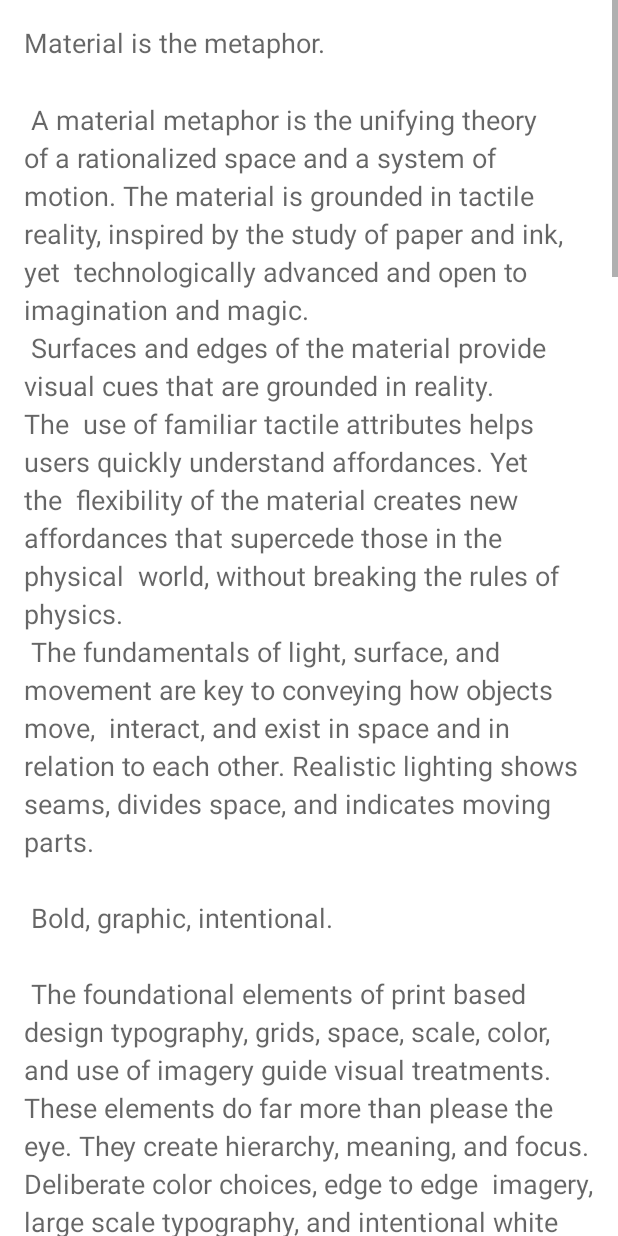
After one commit to mikeabbott10/My-sport-club, an Android app: the ScreenSlidePageFragment screen opened directly, with no data from a screen before it, on a phone screen of 412 x 824 dp. The commit adds this screen. Run offline under Robolectric (Android 15) with nearby library versions, the phone set to English and light mode, and no system bars.

Commit message:
aggiunto viewpager per le notizie. Modificato SharedPreferenceUtil

```diff
--- a/app/src/main/AndroidManifest.xml
+++ b/app/src/main/AndroidManifest.xml
@@ -30,6 +30,7 @@
             android:exported="false"
             android:theme="@style/Theme.MyApplication.NoActionBar" >
         </activity>
+        <activity android:name=".activities.ScreenSlidePagerActivity" />
     </application>
 
 </manifest>
--- a/app/src/main/java/it/unipi/sam/app/activities/DownloadActivity.java
+++ b/app/src/main/java/it/unipi/sam/app/activities/DownloadActivity.java
@@ -48,7 +48,7 @@ public class DownloadActivity extends AppCompatActivity implements MyBroadcastLi
     protected DownloadManager dm;
     protected ConcurrentHashMap<Long, Integer> idToResourceType;
 
-    protected RestInfo restInfoInstance;
+    public RestInfo restInfoInstance;
 
     @Override
     protected void onCreate(@Nullable Bundle savedInstanceState) {
--- /dev/null
+++ b/app/src/main/java/it/unipi/sam/app/activities/ScreenSlidePagerActivity.java
@@ -0,0 +1,77 @@
+package it.unipi.sam.app.activities;
+
+import android.os.Bundle;
+
+import androidx.annotation.NonNull;
+import androidx.fragment.app.Fragment;
+import androidx.fragment.app.FragmentActivity;
+import androidx.viewpager2.adapter.FragmentStateAdapter;
+import androidx.viewpager2.widget.ViewPager2;
+
+import it.unipi.sam.app.R;
+import it.unipi.sam.app.ui.ScreenSlidePageFragment;
+import it.unipi.sam.app.util.graphics.DepthPageTransformer;
+import it.unipi.sam.app.util.graphics.ZoomOutPageTransformer;
+
+public class ScreenSlidePagerActivity extends FragmentActivity {
+    /**
+     * The number of pages (wizard steps) to show in this demo.
+     */
+    private static final int NUM_PAGES = 5;
+
+    /**
+     * The pager widget, which handles animation and allows swiping horizontally to access previous
+     * and next wizard steps.
+     */
+    private ViewPager2 viewPager;
+
+    /**
+     * The pager adapter, which provides the pages to the view pager widget.
+     */
+    private FragmentStateAdapter pagerAdapter;
+
+    @Override
+    protected void onCreate(Bundle savedInstanceState) {
+        super.onCreate(savedInstanceState);
+        setContentView(R.layout.activity_screen_slide);
+
+        // Instantiate a ViewPager2 and a PagerAdapter.
+        viewPager = findViewById(R.id.pager);
+        pagerAdapter = new ScreenSlidePagerAdapter(this);
+        viewPager.setPageTransformer(new ZoomOutPageTransformer());
+        viewPager.setAdapter(pagerAdapter);
+    }
+
+    /*@Override
+    public void onBackPressed() {
+        if (viewPager.getCurrentItem() == 0) {
+            // If the user is currently looking at the first step, allow the system to handle the
+            // Back button. This calls finish() on this activity and pops the back stack.
+            super.onBackPressed();
+        } else {
+            // Otherwise, select the previous step.
+            viewPager.setCurrentItem(viewPager.getCurrentItem() - 1);
+        }
+    }*/
+
+    /**
+     * A simple pager adapter that represents 5 ScreenSlidePageFragment objects, in
+     * sequence.
+     */
+    private static class ScreenSlidePagerAdapter extends FragmentStateAdapter {
+        public ScreenSlidePagerAdapter(FragmentActivity fa) {
+            super(fa);
+        }
+
+        @NonNull
+        @Override
+        public Fragment createFragment(int position) {
+            return new ScreenSlidePageFragment();
+        }
+
+        @Override
+        public int getItemCount() {
+            return NUM_PAGES;
+        }
+    }
+}
--- /dev/null
+++ b/app/src/main/java/it/unipi/sam/app/ui/ScreenSlidePageFragment.java
@@ -0,0 +1,20 @@
+package it.unipi.sam.app.ui;
+
+import android.os.Bundle;
+import android.view.LayoutInflater;
+import android.view.View;
+import android.view.ViewGroup;
+
+import androidx.fragment.app.Fragment;
+
+import it.unipi.sam.app.R;
+
+public class ScreenSlidePageFragment extends Fragment {
+
+    @Override
+    public View onCreateView(LayoutInflater inflater, ViewGroup container,
+                             Bundle savedInstanceState) {
+        return (ViewGroup) inflater.inflate(
+                R.layout.fragment_screen_slide_page, container, false);
+    }
+}
--- /dev/null
+++ b/app/src/main/java/it/unipi/sam/app/util/graphics/ZoomOutPageTransformer.java
@@ -0,0 +1,43 @@
+package it.unipi.sam.app.util.graphics;
+
+import android.view.View;
+import androidx.viewpager2.widget.ViewPager2;
+
+public class ZoomOutPageTransformer implements ViewPager2.PageTransformer {
+    private static final float MIN_SCALE = 0.85f;
+    private static final float MIN_ALPHA = 0.5f;
+
+    public void transformPage(View view, float position) {
+        int pageWidth = view.getWidth();
+        int pageHeight = view.getHeight();
+
+        if (position < -1) { // [-Infinity,-1)
+            // This page is way off-screen to the left.
+            view.setAlpha(0f);
+
+        } else if (position <= 1) { // [-1,1]
+            // Modify the default slide transition to shrink the page as well
+            float scaleFactor = Math.max(MIN_SCALE, 1 - Math.abs(position));
+            float vertMargin = pageHeight * (1 - scaleFactor) / 2;
+            float horzMargin = pageWidth * (1 - scaleFactor) / 2;
+            if (position < 0) {
+                view.setTranslationX(horzMargin - vertMargin / 2);
+            } else {
+                view.setTranslationX(-horzMargin + vertMargin / 2);
+            }
+
+            // Scale the page down (between MIN_SCALE and 1)
+            view.setScaleX(scaleFactor);
+            view.setScaleY(scaleFactor);
+
+            // Fade the page relative to its size.
+            view.setAlpha(MIN_ALPHA +
+                    (scaleFactor - MIN_SCALE) /
+                            (1 - MIN_SCALE) * (1 - MIN_ALPHA));
+
+        } else { // (1,+Infinity]
+            // This page is way off-screen to the right.
+            view.setAlpha(0f);
+        }
+    }
+}
--- /dev/null
+++ b/app/src/main/res/layout/activity_screen_slide.xml
@@ -0,0 +1,10 @@
+<?xml version="1.0" encoding="utf-8"?>
+<androidx.constraintlayout.widget.ConstraintLayout
+    xmlns:android="http://schemas.android.com/apk/res/android"
+    android:layout_width="match_parent"
+    android:layout_height="match_parent">
+    <androidx.viewpager2.widget.ViewPager2
+        android:id="@+id/pager"
+        android:layout_width="match_parent"
+        android:layout_height="match_parent" />
+</androidx.constraintlayout.widget.ConstraintLayout>
--- a/app/src/main/res/layout/fragment_news.xml
+++ b/app/src/main/res/layout/fragment_news.xml
@@ -8,7 +8,7 @@
     tools:context=".ui.news.NewsFragment">
 
     <androidx.core.widget.NestedScrollView
-        android:id="@+id/news_container"
+        android:id="@+id/news_placeholder"
         android:layout_width="match_parent"
         android:layout_height="match_parent"
         app:layout_behavior="@string/appbar_scrolling_view_behavior"
@@ -38,4 +38,5 @@
         android:layout_width="match_parent"
         android:layout_height="match_parent"
         />
+
 </androidx.constraintlayout.widget.ConstraintLayout>
--- /dev/null
+++ b/app/src/main/res/layout/fragment_screen_slide_page.xml
@@ -0,0 +1,14 @@
+<?xml version="1.0" encoding="utf-8"?>
+<!-- fragment_screen_slide_page.xml -->
+<ScrollView xmlns:android="http://schemas.android.com/apk/res/android"
+    android:id="@+id/content"
+    android:layout_width="match_parent"
+    android:layout_height="match_parent" >
+
+    <TextView style="?android:textAppearanceMedium"
+        android:padding="16dp"
+        android:lineSpacingMultiplier="1.2"
+        android:layout_width="match_parent"
+        android:layout_height="wrap_content"
+        android:text="@string/large_text" />
+</ScrollView>
--- a/app/src/main/res/layout/item.xml
+++ b/app/src/main/res/layout/item.xml
@@ -1,5 +1,6 @@
 <?xml version="1.0" encoding="utf-8"?>
-<it.unipi.sam.app.util.ParamLinearLayout xmlns:android="http://schemas.android.com/apk/res/android"
+<it.unipi.sam.app.util.ParamLinearLayout
+    xmlns:android="http://schemas.android.com/apk/res/android"
     xmlns:tools="http://schemas.android.com/tools"
     android:layout_width="wrap_content"
     android:layout_height="wrap_content"
--- a/app/src/main/res/values/strings.xml
+++ b/app/src/main/res/values/strings.xml
@@ -114,8 +114,7 @@
 
     <!-- sharedPreferences stuff -->
     <string name="news">news</string>
-    <string name="teams">squadre</string>
-    <string name="general">general</string>
+    <string name="teams">teams</string>
     <string name="timestamp">timestamp</string>
     <string name="id">_id</string>
     <string name="rest_info_instance_key">rest_info_instance_key</string>
```
Also changed, not shown: app/src/main/java/it/unipi/sam/app/MainActivity.java (+3 -6 lines), app/src/main/java/it/unipi/sam/app/activities/overview/TeamOverviewActivity.java (+11 -10 lines), app/src/main/java/it/unipi/sam/app/ui/news/NewsFragment.java (+2 -7 lines), app/src/main/java/it/unipi/sam/app/ui/news/NewsRecyclerViewAdapter.java (renamed from app/src/main/java/it/unipi/sam/app/util/BasicRecyclerViewAdapter.java, +17 -10 lines), app/src/main/java/it/unipi/sam/app/util/SharedPreferenceUtility.java (+12 -12 lines), app/src/main/java/it/unipi/sam/app/util/VCNews.java (+24 -15 lines), app/src/main/java/it/unipi/sam/app/util/graphics/DepthPageTransformer.java (added, +44 -0 lines), app/src/main/res/layout/news_card.xml (added, +27 -0 lines).
